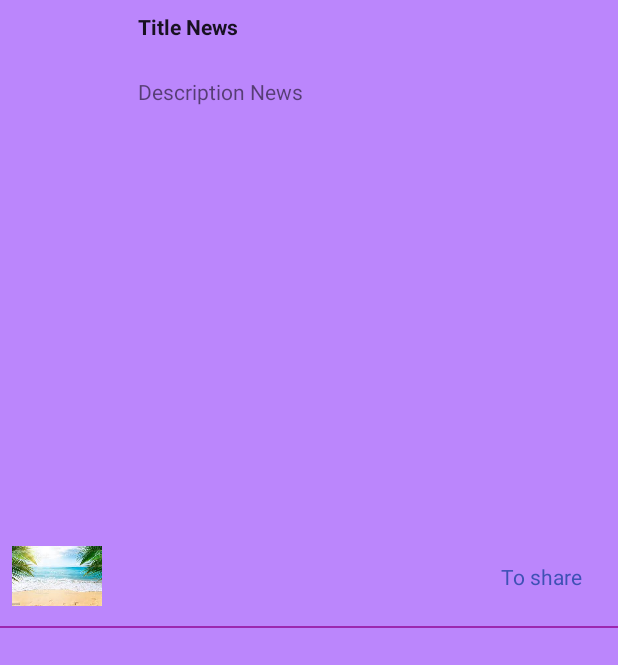
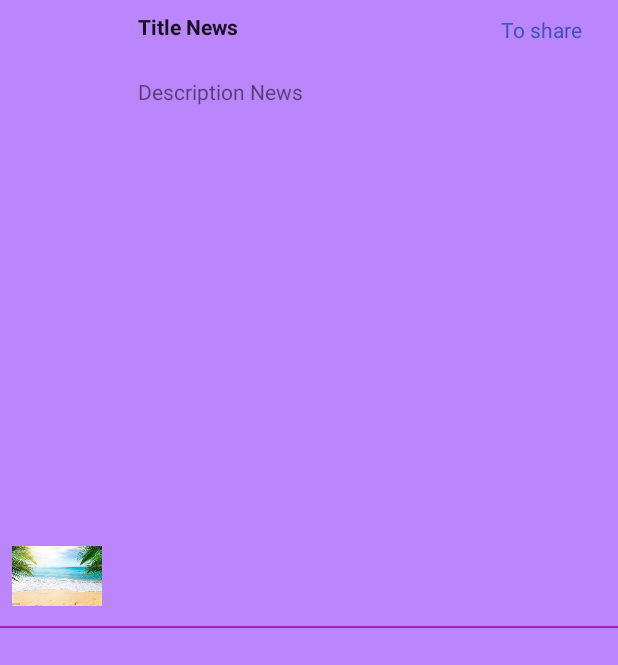
Before and after one commit to patycorona/Current_News, an Android app: the fragment ItemNewsFragment placed in its activity, on a phone screen of 412 x 824 dp, the part 84-749 px from its top. Run offline under Robolectric (Android 15) with nearby library versions, the phone set to English and light mode, and no system bars; our stand-ins replace Dagger/Hilt's generated code, RxJava; libraries missing offline, so code that uses them is left out: com.jakewharton.retrofit2.

Commit message:
Modificacion de diseño en lista de noticias

```diff
--- a/app/src/main/res/layout/fragment_item_news.xml
+++ b/app/src/main/res/layout/fragment_item_news.xml
@@ -60,12 +60,13 @@
             android:id="@+id/tv_Compartir"
             android:text="@string/link_Compartir"
             android:textColor="@color/text_color_reg"
+            android:layout_marginTop="10dp"
+            android:elevation="@dimen/commo_padding_middle"
             android:layout_width="wrap_content"
             android:layout_height="wrap_content"
             android:layout_marginEnd="@dimen/commo_padding_middle"
             app:layout_constraintEnd_toEndOf="parent"
             app:layout_constraintTop_toTopOf="parent"
-            app:layout_constraintBottom_toBottomOf="parent"
                 />
 
 </androidx.constraintlayout.widget.ConstraintLayout>
```
